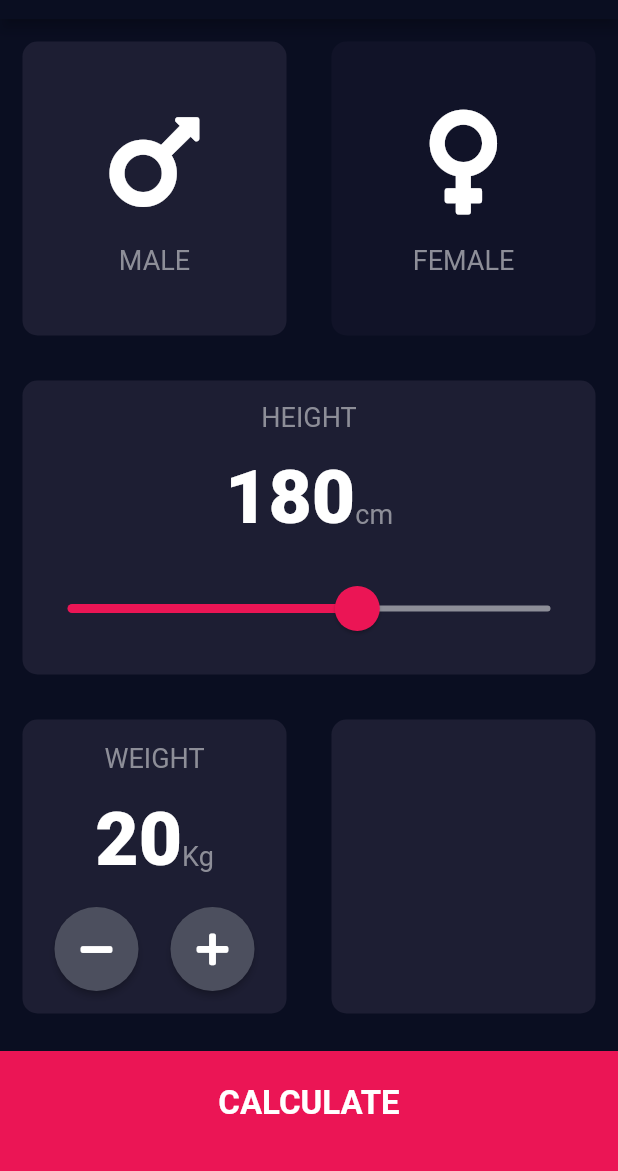
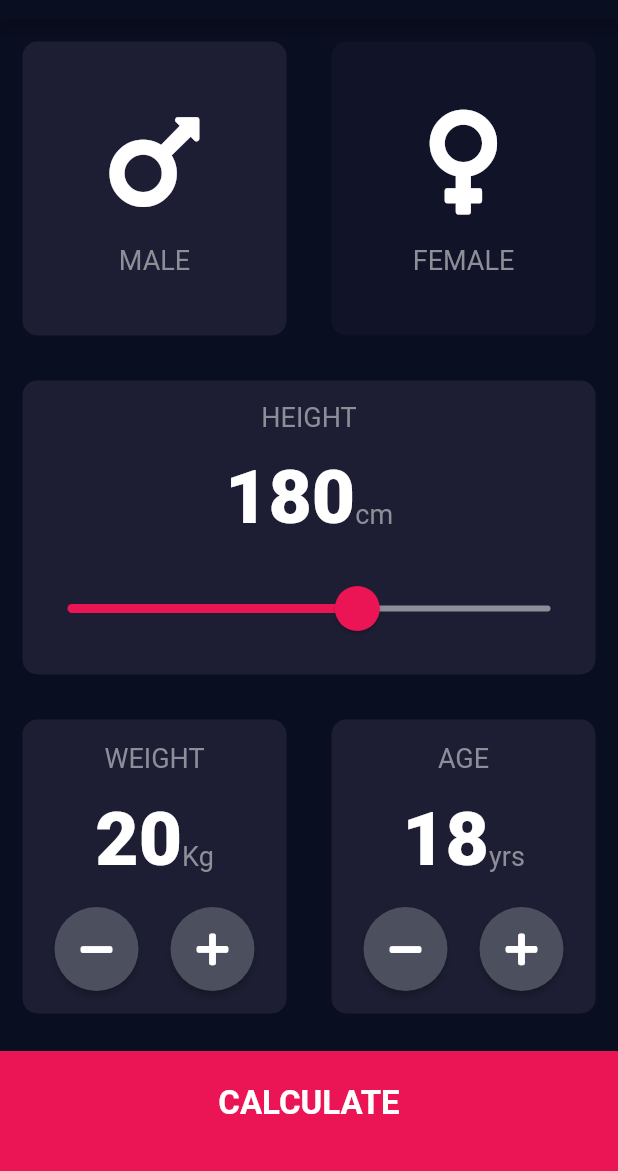
Before and after one commit to DhairyeKataria/bmi_calculator, a Flutter app: the screen it shows after launch, on a phone screen of 412 x 824 dp, the part 65-1236 px from its top. Run offline on Flutter 3.47's test engine with Material 2 defaults, Android fonts, the phone set to English and light mode, and no system bars; our stand-ins replace font_awesome_flutter.

Commit message:
Built Age Card

```diff
--- a/lib/input_page.dart
+++ b/lib/input_page.dart
@@ -21,6 +21,7 @@ class _InputPageState extends State<InputPage> {
   Gender selectedGender = Gender.male;
   int height = 180;
   int weight = 20;
+  int age = 18;
 
   @override
   Widget build(BuildContext context) {
@@ -163,8 +164,52 @@ class _InputPageState extends State<InputPage> {
                     ),
                   ),
                 ),
-                const Expanded(
-                  child: ReusableCard(color: kActiveCardColor),
+                Expanded(
+                  child: ReusableCard(
+                    color: kActiveCardColor,
+                    cardChild: Column(
+                      mainAxisAlignment: MainAxisAlignment.spaceEvenly,
+                      children: [
+                        const Text('AGE', style: kLabelTextStyle),
+                        Row(
+                          mainAxisAlignment: MainAxisAlignment.center,
+                          crossAxisAlignment: CrossAxisAlignment.baseline,
+                          textBaseline: TextBaseline.alphabetic,
+                          children: [
+                            Text(
+                              age.toString(),
+                              style: kNumberTextStyle,
+                            ),
+                            const Text(
+                              'yrs',
+                              style: kLabelTextStyle,
+                            ),
+                          ],
+                        ),
+                        Row(
+                          mainAxisAlignment: MainAxisAlignment.spaceEvenly,
+                          children: [
+                            RoundIconButton(
+                              onPress: () {
+                                setState(() {
+                                  if (age > 0) age--;
+                                });
+                              },
+                              icon: FontAwesomeIcons.minus,
+                            ),
+                            RoundIconButton(
+                              onPress: () {
+                                setState(() {
+                                  if (age < 120) age++;
+                                });
+                              },
+                              icon: FontAwesomeIcons.plus,
+                            )
+                          ],
+                        )
+                      ],
+                    ),
+                  ),
                 ),
               ],
             ),
```
